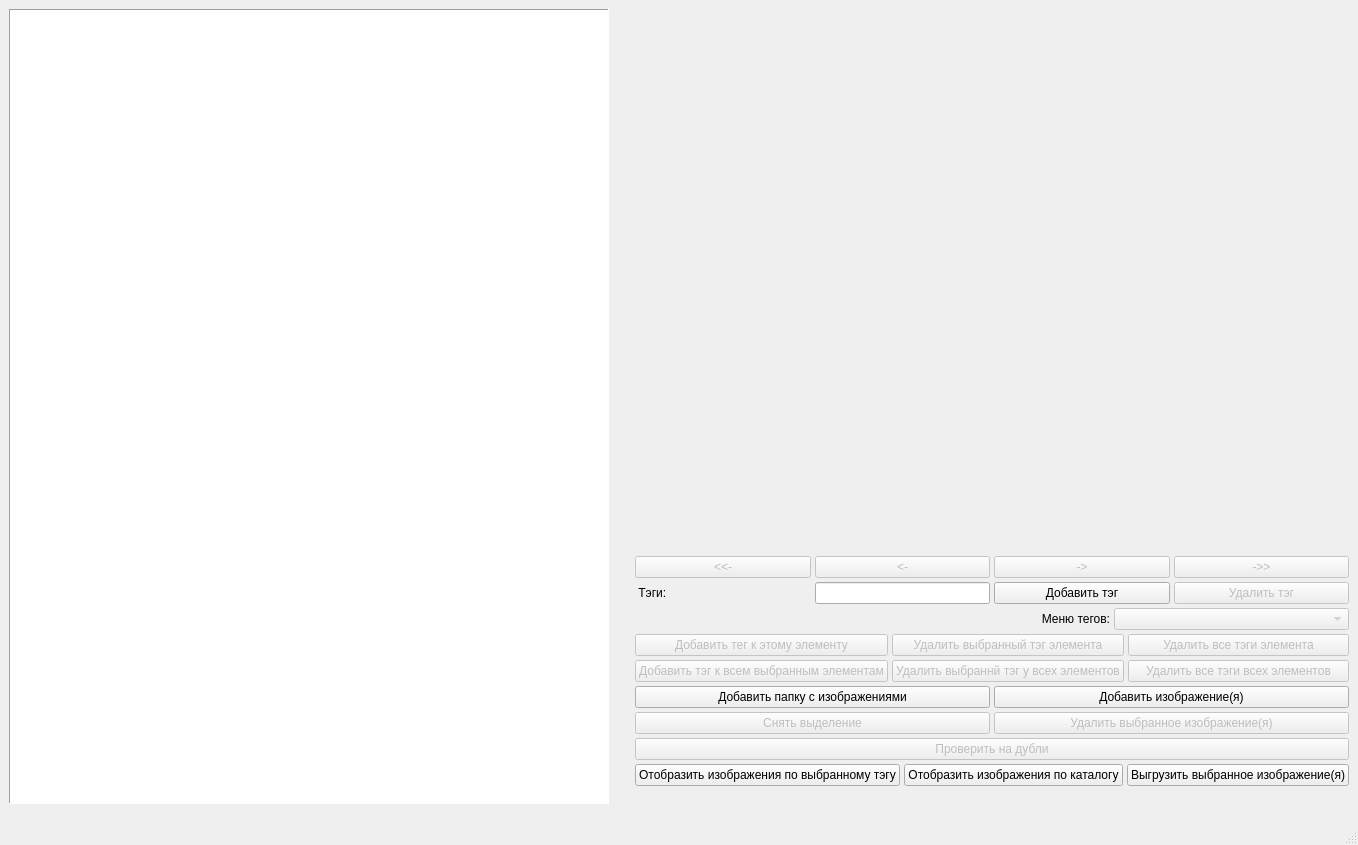
VoidChaser/SinSawCatalog, file SinSawCodePy/SinSawViewUI.ui: the form before one commit.
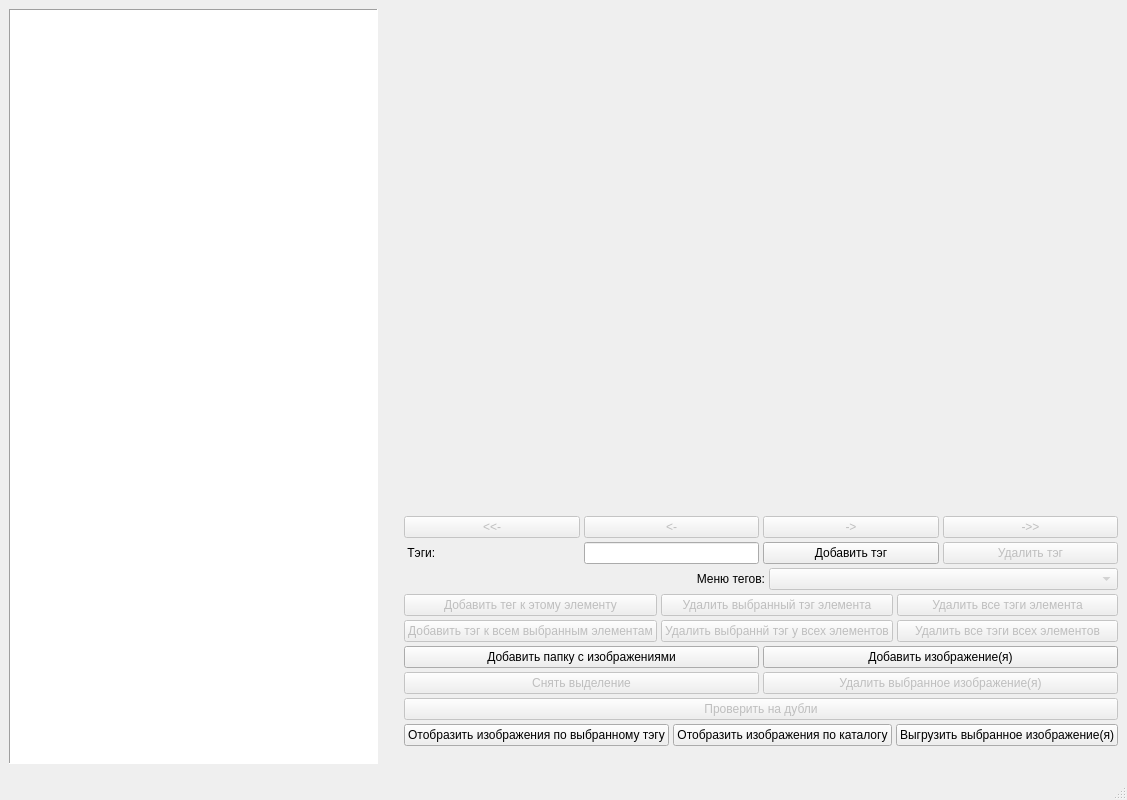
The form after the commit.

Diff of the .ui file:
```diff
--- a/SinSawCodePy/SinSawViewUI.ui
+++ b/SinSawCodePy/SinSawViewUI.ui
@@ -9,8 +9,8 @@
    <rect>
     <x>0</x>
     <y>0</y>
-    <width>1327</width>
-    <height>845</height>
+    <width>1127</width>
+    <height>800</height>
    </rect>
   </property>
   <property name="sizePolicy">
@@ -23,6 +23,18 @@
    <string>Выбор файлов изображений - выбор по папке</string>
   </property>
   <widget class="QWidget" name="centralwidget">
+   <property name="sizePolicy">
+    <sizepolicy hsizetype="MinimumExpanding" vsizetype="MinimumExpanding">
+     <horstretch>0</horstretch>
+     <verstretch>0</verstretch>
+    </sizepolicy>
+   </property>
+   <property name="minimumSize">
+    <size>
+     <width>600</width>
+     <height>600</height>
+    </size>
+   </property>
    <property name="focusPolicy">
     <enum>Qt::StrongFocus</enum>
    </property>
@@ -39,14 +51,14 @@
           <item>
            <widget class="QTableWidget" name="tableWidget">
             <property name="sizePolicy">
-             <sizepolicy hsizetype="Minimum" vsizetype="Expanding">
+             <sizepolicy hsizetype="MinimumExpanding" vsizetype="Expanding">
               <horstretch>0</horstretch>
               <verstretch>0</verstretch>
              </sizepolicy>
             </property>
             <property name="minimumSize">
              <size>
-              <width>400</width>
+              <width>0</width>
               <height>0</height>
              </size>
             </property>
@@ -79,22 +91,6 @@
             </attribute>
            </widget>
           </item>
-          <item>
-           <spacer name="tablespacer">
-            <property name="orientation">
-             <enum>Qt::Horizontal</enum>
-            </property>
-            <property name="sizeType">
-             <enum>QSizePolicy::Minimum</enum>
-            </property>
-            <property name="sizeHint" stdset="0">
-             <size>
-              <width>600</width>
-              <height>5</height>
-             </size>
-            </property>
-           </spacer>
-          </item>
          </layout>
         </item>
         <item>
@@ -108,7 +104,7 @@
           <property name="sizeHint" stdset="0">
            <size>
             <width>20</width>
-            <height>400</height>
+            <height>500</height>
            </size>
           </property>
          </spacer>
@@ -133,11 +129,17 @@
           <item>
            <widget class="QLabel" name="image_label">
             <property name="sizePolicy">
-             <sizepolicy hsizetype="Ignored" vsizetype="MinimumExpanding">
+             <sizepolicy hsizetype="MinimumExpanding" vsizetype="MinimumExpanding">
               <horstretch>0</horstretch>
               <verstretch>0</verstretch>
              </sizepolicy>
             </property>
+            <property name="minimumSize">
+             <size>
+              <width>0</width>
+              <height>200</height>
+             </size>
+            </property>
             <property name="baseSize">
              <size>
               <width>0</width>
@@ -164,7 +166,7 @@
              <bool>true</bool>
             </property>
             <property name="sizePolicy">
-             <sizepolicy hsizetype="Expanding" vsizetype="Minimum">
+             <sizepolicy hsizetype="MinimumExpanding" vsizetype="Minimum">
               <horstretch>0</horstretch>
               <verstretch>0</verstretch>
              </sizepolicy>
@@ -196,14 +198,14 @@
                <bool>false</bool>
               </property>
               <property name="sizePolicy">
-               <sizepolicy hsizetype="Expanding" vsizetype="Minimum">
+               <sizepolicy hsizetype="MinimumExpanding" vsizetype="Minimum">
                 <horstretch>0</horstretch>
                 <verstretch>0</verstretch>
                </sizepolicy>
               </property>
               <property name="minimumSize">
                <size>
-                <width>100</width>
+                <width>0</width>
                 <height>20</height>
                </size>
               </property>
@@ -224,14 +226,14 @@
                <bool>false</bool>
               </property>
               <property name="sizePolicy">
-               <sizepolicy hsizetype="Expanding" vsizetype="Minimum">
+               <sizepolicy hsizetype="MinimumExpanding" vsizetype="Minimum">
                 <horstretch>0</horstretch>
                 <verstretch>0</verstretch>
                </sizepolicy>
               </property>
               <property name="minimumSize">
                <size>
-                <width>100</width>
+                <width>0</width>
                 <height>20</height>
                </size>
               </property>
@@ -252,14 +254,14 @@
                <bool>false</bool>
               </property>
               <property name="sizePolicy">
-               <sizepolicy hsizetype="Expanding" vsizetype="Minimum">
+               <sizepolicy hsizetype="MinimumExpanding" vsizetype="Minimum">
                 <horstretch>0</horstretch>
                 <verstretch>0</verstretch>
                </sizepolicy>
               </property>
               <property name="minimumSize">
                <size>
-                <width>100</width>
+                <width>0</width>
                 <height>20</height>
                </size>
               </property>
@@ -280,14 +282,14 @@
                <bool>false</bool>
               </property>
               <property name="sizePolicy">
-               <sizepolicy hsizetype="Expanding" vsizetype="Minimum">
+               <sizepolicy hsizetype="MinimumExpanding" vsizetype="Minimum">
                 <horstretch>0</horstretch>
                 <verstretch>0</verstretch>
                </sizepolicy>
               </property>
               <property name="minimumSize">
                <size>
-                <width>100</width>
+                <width>0</width>
                 <height>20</height>
                </size>
               </property>
@@ -308,6 +310,12 @@
            <layout class="QHBoxLayout" name="horizontalLayout_5">
             <item>
              <widget class="QLabel" name="tag_name_label">
+              <property name="sizePolicy">
+               <sizepolicy hsizetype="MinimumExpanding" vsizetype="Preferred">
+                <horstretch>0</horstretch>
+                <verstretch>0</verstretch>
+               </sizepolicy>
+              </property>
               <property name="text">
                <string> Тэги:</string>
               </property>
@@ -316,7 +324,7 @@
             <item>
              <widget class="QLineEdit" name="tag_name_edit">
               <property name="sizePolicy">
-               <sizepolicy hsizetype="Preferred" vsizetype="Fixed">
+               <sizepolicy hsizetype="MinimumExpanding" vsizetype="Fixed">
                 <horstretch>0</horstretch>
                 <verstretch>0</verstretch>
                </sizepolicy>
@@ -325,6 +333,12 @@
             </item>
             <item>
              <widget class="QPushButton" name="add_tag_button">
+              <property name="sizePolicy">
+               <sizepolicy hsizetype="MinimumExpanding" vsizetype="Fixed">
+                <horstretch>0</horstretch>
+                <verstretch>0</verstretch>
+               </sizepolicy>
+              </property>
               <property name="focusPolicy">
                <enum>Qt::NoFocus</enum>
               </property>
@@ -338,6 +352,12 @@
               <property name="enabled">
                <bool>false</bool>
               </property>
+              <property name="sizePolicy">
+               <sizepolicy hsizetype="MinimumExpanding" vsizetype="Fixed">
+                <horstretch>0</horstretch>
+                <verstretch>0</verstretch>
+               </sizepolicy>
+              </property>
               <property name="focusPolicy">
                <enum>Qt::NoFocus</enum>
               </property>
@@ -363,7 +383,7 @@
             <item>
              <widget class="QLabel" name="label">
               <property name="sizePolicy">
-               <sizepolicy hsizetype="Minimum" vsizetype="Preferred">
+               <sizepolicy hsizetype="MinimumExpanding" vsizetype="Preferred">
                 <horstretch>0</horstretch>
                 <verstretch>0</verstretch>
                </sizepolicy>
@@ -390,6 +410,12 @@
               <property name="enabled">
                <bool>false</bool>
               </property>
+              <property name="sizePolicy">
+               <sizepolicy hsizetype="MinimumExpanding" vsizetype="Fixed">
+                <horstretch>0</horstretch>
+                <verstretch>0</verstretch>
+               </sizepolicy>
+              </property>
               <property name="editable">
                <bool>false</bool>
               </property>
@@ -406,6 +432,12 @@
                 <property name="enabled">
                  <bool>false</bool>
                 </property>
+                <property name="sizePolicy">
+                 <sizepolicy hsizetype="MinimumExpanding" vsizetype="Fixed">
+                  <horstretch>0</horstretch>
+                  <verstretch>0</verstretch>
+                 </sizepolicy>
+                </property>
                 <property name="focusPolicy">
                  <enum>Qt::NoFocus</enum>
                 </property>
@@ -422,6 +454,12 @@
                 <property name="enabled">
                  <bool>false</bool>
                 </property>
+                <property name="sizePolicy">
+                 <sizepolicy hsizetype="MinimumExpanding" vsizetype="Fixed">
+                  <horstretch>0</horstretch>
+                  <verstretch>0</verstretch>
+                 </sizepolicy>
+                </property>
                 <property name="focusPolicy">
                  <enum>Qt::NoFocus</enum>
                 </property>
@@ -442,6 +480,12 @@
                 <property name="enabled">
                  <bool>false</bool>
                 </property>
+                <property name="sizePolicy">
+                 <sizepolicy hsizetype="MinimumExpanding" vsizetype="Fixed">
+                  <horstretch>0</horstretch>
+                  <verstretch>0</verstretch>
+                 </sizepolicy>
+                </property>
                 <property name="focusPolicy">
                  <enum>Qt::NoFocus</enum>
                 </property>
@@ -458,6 +502,12 @@
                 <property name="enabled">
                  <bool>false</bool>
                 </property>
+                <property name="sizePolicy">
+                 <sizepolicy hsizetype="MinimumExpanding" vsizetype="Fixed">
+                  <horstretch>0</horstretch>
+                  <verstretch>0</verstretch>
+                 </sizepolicy>
+                </property>
                 <property name="focusPolicy">
                  <enum>Qt::NoFocus</enum>
                 </property>
@@ -478,6 +528,12 @@
                 <property name="enabled">
                  <bool>false</bool>
                 </property>
+                <property name="sizePolicy">
+                 <sizepolicy hsizetype="MinimumExpanding" vsizetype="Fixed">
+                  <horstretch>0</horstretch>
+                  <verstretch>0</verstretch>
+                 </sizepolicy>
+                </property>
                 <property name="focusPolicy">
                  <enum>Qt::NoFocus</enum>
                 </property>
@@ -494,6 +550,12 @@
                 <property name="enabled">
                  <bool>false</bool>
                 </property>
+                <property name="sizePolicy">
+                 <sizepolicy hsizetype="MinimumExpanding" vsizetype="Fixed">
+                  <horstretch>0</horstretch>
+                  <verstretch>0</verstretch>
+                 </sizepolicy>
+                </property>
                 <property name="focusPolicy">
                  <enum>Qt::NoFocus</enum>
                 </property>
@@ -518,6 +580,12 @@
                 <property name="enabled">
                  <bool>true</bool>
                 </property>
+                <property name="sizePolicy">
+                 <sizepolicy hsizetype="MinimumExpanding" vsizetype="Fixed">
+                  <horstretch>0</horstretch>
+                  <verstretch>0</verstretch>
+                 </sizepolicy>
+                </property>
                 <property name="focusPolicy">
                  <enum>Qt::NoFocus</enum>
                 </property>
@@ -531,6 +599,12 @@
                 <property name="enabled">
                  <bool>true</bool>
                 </property>
+                <property name="sizePolicy">
+                 <sizepolicy hsizetype="MinimumExpanding" vsizetype="Fixed">
+                  <horstretch>0</horstretch>
+                  <verstretch>0</verstretch>
+                 </sizepolicy>
+                </property>
                 <property name="focusPolicy">
                  <enum>Qt::NoFocus</enum>
                 </property>
@@ -548,6 +622,12 @@
                 <property name="enabled">
                  <bool>false</bool>
                 </property>
+                <property name="sizePolicy">
+                 <sizepolicy hsizetype="MinimumExpanding" vsizetype="Fixed">
+                  <horstretch>0</horstretch>
+                  <verstretch>0</verstretch>
+                 </sizepolicy>
+                </property>
                 <property name="focusPolicy">
                  <enum>Qt::NoFocus</enum>
                 </property>
@@ -564,6 +644,12 @@
                 <property name="enabled">
                  <bool>false</bool>
                 </property>
+                <property name="sizePolicy">
+                 <sizepolicy hsizetype="MinimumExpanding" vsizetype="Fixed">
+                  <horstretch>0</horstretch>
+                  <verstretch>0</verstretch>
+                 </sizepolicy>
+                </property>
                 <property name="focusPolicy">
                  <enum>Qt::NoFocus</enum>
                 </property>
@@ -582,6 +668,12 @@
               <property name="enabled">
                <bool>false</bool>
               </property>
+              <property name="sizePolicy">
+               <sizepolicy hsizetype="MinimumExpanding" vsizetype="Fixed">
+                <horstretch>0</horstretch>
+                <verstretch>0</verstretch>
+               </sizepolicy>
+              </property>
               <property name="focusPolicy">
                <enum>Qt::NoFocus</enum>
               </property>
@@ -594,6 +686,12 @@
              <layout class="QHBoxLayout" name="horizontalLayout_8">
               <item>
                <widget class="QPushButton" name="show_imgs_by_tag_button">
+                <property name="sizePolicy">
+                 <sizepolicy hsizetype="MinimumExpanding" vsizetype="Fixed">
+                  <horstretch>0</horstretch>
+                  <verstretch>0</verstretch>
+                 </sizepolicy>
+                </property>
                 <property name="focusPolicy">
                  <enum>Qt::NoFocus</enum>
                 </property>
@@ -604,6 +702,12 @@
               </item>
               <item>
                <widget class="QPushButton" name="show_imgs_by_catalog_button">
+                <property name="sizePolicy">
+                 <sizepolicy hsizetype="MinimumExpanding" vsizetype="Fixed">
+                  <horstretch>0</horstretch>
+                  <verstretch>0</verstretch>
+                 </sizepolicy>
+                </property>
                 <property name="focusPolicy">
                  <enum>Qt::NoFocus</enum>
                 </property>
@@ -614,6 +718,12 @@
               </item>
               <item>
                <widget class="QPushButton" name="leave_out_button">
+                <property name="sizePolicy">
+                 <sizepolicy hsizetype="MinimumExpanding" vsizetype="Fixed">
+                  <horstretch>0</horstretch>
+                  <verstretch>0</verstretch>
+                 </sizepolicy>
+                </property>
                 <property name="focusPolicy">
                  <enum>Qt::NoFocus</enum>
                 </property>
@@ -633,22 +743,6 @@
             </property>
            </widget>
           </item>
-          <item>
-           <spacer name="image_spacer">
-            <property name="orientation">
-             <enum>Qt::Horizontal</enum>
-            </property>
-            <property name="sizeType">
-             <enum>QSizePolicy::Minimum</enum>
-            </property>
-            <property name="sizeHint" stdset="0">
-             <size>
-              <width>200</width>
-              <height>5</height>
-             </size>
-            </property>
-           </spacer>
-          </item>
          </layout>
         </item>
        </layout>
@@ -663,7 +757,7 @@
         </property>
         <property name="sizeHint" stdset="0">
          <size>
-          <width>800</width>
+          <width>100</width>
           <height>5</height>
          </size>
         </property>
```
Left out of the diff: 6 changed lines with no effect on the pictures.
